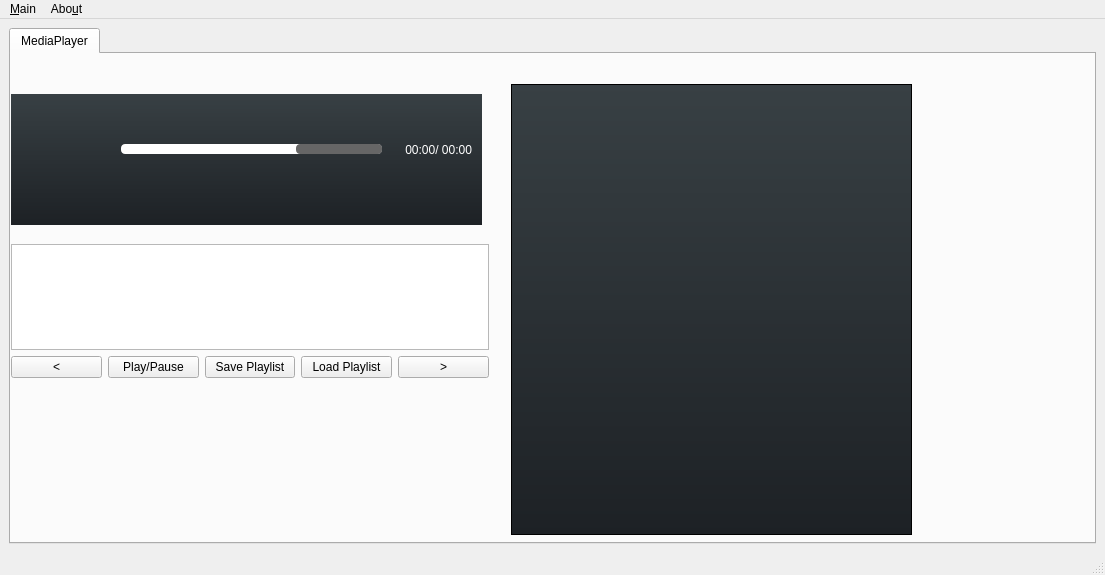
Above: mainwindow.ui from netpipe/qPlay before the change. Below: the same form after it.
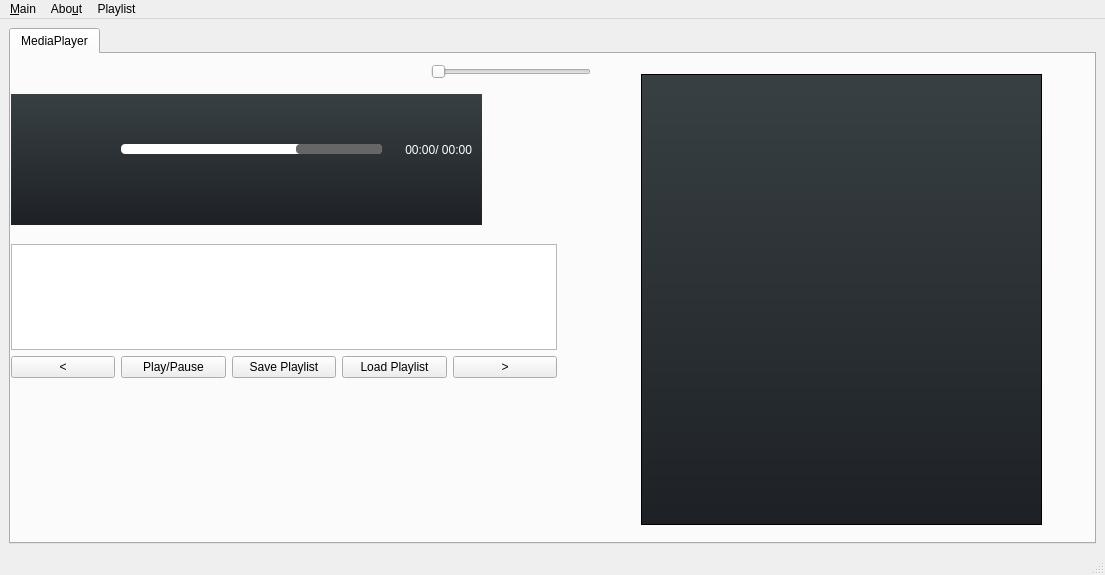
That is the form after the change. Icons and pictures are not drawn.

```diff
--- a/mainwindow.ui
+++ b/mainwindow.ui
@@ -405,8 +405,8 @@
        <widget class="QListView" name="listView">
         <property name="geometry">
          <rect>
-          <x>500</x>
-          <y>30</y>
+          <x>630</x>
+          <y>20</y>
           <width>401</width>
           <height>451</height>
          </rect>
@@ -455,7 +455,7 @@
          <rect>
           <x>0</x>
           <y>190</y>
-          <width>478</width>
+          <width>546</width>
           <height>134</height>
          </rect>
         </property>
@@ -504,6 +504,19 @@
          </item>
         </layout>
        </widget>
+       <widget class="QSlider" name="horizontalSlider">
+        <property name="geometry">
+         <rect>
+          <x>420</x>
+          <y>10</y>
+          <width>160</width>
+          <height>16</height>
+         </rect>
+        </property>
+        <property name="orientation">
+         <enum>Qt::Horizontal</enum>
+        </property>
+       </widget>
        <zorder>label_bgr</zorder>
        <zorder>verticalLayoutWidget</zorder>
        <zorder>label_3</zorder>
@@ -540,8 +553,16 @@
      <string>Abo&amp;ut</string>
     </property>
    </widget>
+   <widget class="QMenu" name="menuPlaylist">
+    <property name="title">
+     <string>Playlist</string>
+    </property>
+    <addaction name="actionScan"/>
+    <addaction name="actionClear"/>
+   </widget>
    <addaction name="menuMain"/>
    <addaction name="menuAbout"/>
+   <addaction name="menuPlaylist"/>
   </widget>
   <widget class="QStatusBar" name="statusbar"/>
   <action name="actionExit">
```
Left out of the diff: 11 changed lines with no effect on the pictures.
